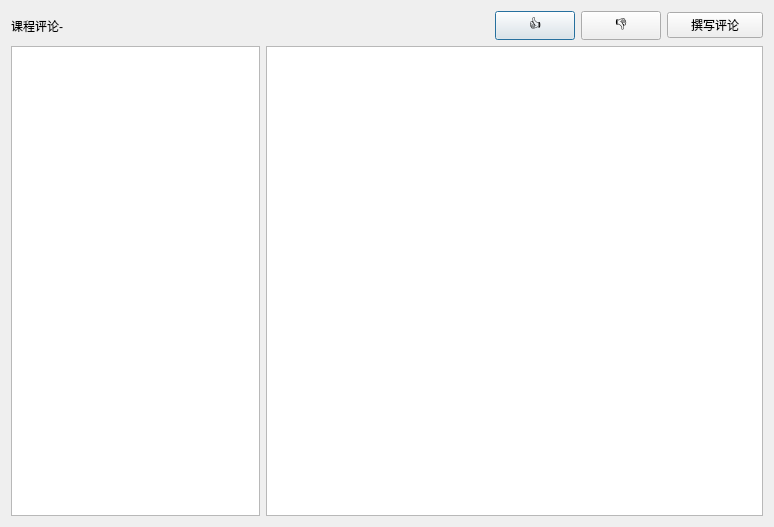
Before: the Qt Designer form PKUCourseRadar/commentbrowserwindow.ui in DynamicCast03/PKUCourseRadar, drawn with Qt 5.
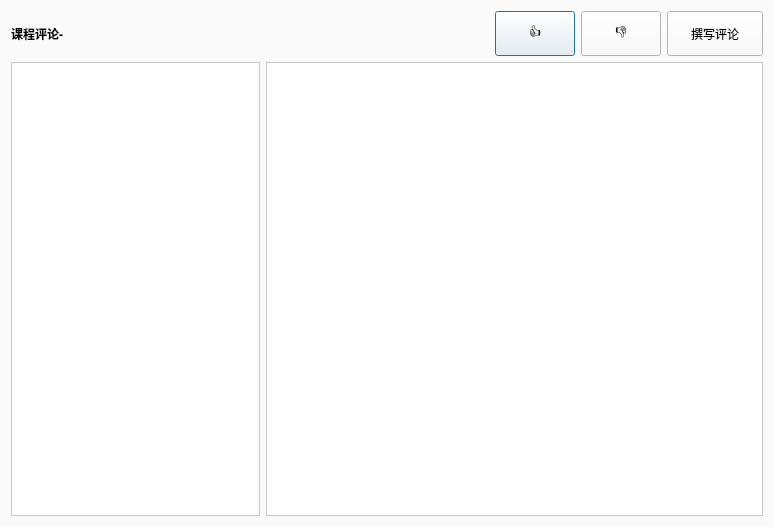
After: the same form once the commit is applied. Custom widgets are drawn as their Qt base class.

```diff
--- a/PKUCourseRadar/commentbrowserwindow.ui
+++ b/PKUCourseRadar/commentbrowserwindow.ui
@@ -13,25 +13,45 @@
   <property name="windowTitle">
    <string>Dialog</string>
   </property>
-  <layout class="QVBoxLayout" name="verticalLayout">
+  <property name="styleSheet">
+   <string notr="true">background-color: rgb(250,250,250);</string>
+  </property>
+  <layout class="QVBoxLayout" name="verticalLayout" stretch="1,10">
    <item>
     <layout class="QHBoxLayout" name="horizontalLayout" stretch="5,0,0,1">
      <item>
       <widget class="QLabel" name="label">
+       <property name="font">
+        <font>
+         <bold>true</bold>
+        </font>
+       </property>
        <property name="text">
         <string>课程评论-</string>
        </property>
       </widget>
      </item>
      <item>
-      <widget class="QPushButton" name="btn_up">
+      <widget class="BetterButton" name="btn_up">
+       <property name="sizePolicy">
+        <sizepolicy hsizetype="Minimum" vsizetype="Expanding">
+         <horstretch>0</horstretch>
+         <verstretch>0</verstretch>
+        </sizepolicy>
+       </property>
        <property name="text">
         <string>👍</string>
        </property>
       </widget>
      </item>
      <item>
-      <widget class="QPushButton" name="btn_down">
+      <widget class="BetterButton" name="btn_down">
+       <property name="sizePolicy">
+        <sizepolicy hsizetype="Minimum" vsizetype="Expanding">
+         <horstretch>0</horstretch>
+         <verstretch>0</verstretch>
+        </sizepolicy>
+       </property>
        <property name="text">
         <string>👎</string>
        </property>
@@ -40,7 +60,7 @@
      <item>
       <widget class="QPushButton" name="btn_write_comment">
        <property name="sizePolicy">
-        <sizepolicy hsizetype="Ignored" vsizetype="Fixed">
+        <sizepolicy hsizetype="Ignored" vsizetype="Expanding">
          <horstretch>0</horstretch>
          <verstretch>0</verstretch>
         </sizepolicy>
@@ -55,15 +75,30 @@
    <item>
     <layout class="QHBoxLayout" name="horizontalLayout_2" stretch="1,2">
      <item>
-      <widget class="QListWidget" name="lw_all_comments"/>
+      <widget class="QListWidget" name="lw_all_comments">
+       <property name="styleSheet">
+        <string notr="true">background-color: rgb(255,255,255);</string>
+       </property>
+      </widget>
      </item>
      <item>
-      <widget class="QTextBrowser" name="tb_comment_content"/>
+      <widget class="QTextBrowser" name="tb_comment_content">
+       <property name="styleSheet">
+        <string notr="true">background-color: rgb(255,255,255);</string>
+       </property>
+      </widget>
      </item>
     </layout>
    </item>
   </layout>
  </widget>
+ <customwidgets>
+  <customwidget>
+   <class>BetterButton</class>
+   <extends>QPushButton</extends>
+   <header>betterbutton.h</header>
+  </customwidget>
+ </customwidgets>
  <resources/>
  <connections/>
 </ui>
```
Left out of the diff: 2 changed lines with no effect on the pictures.
